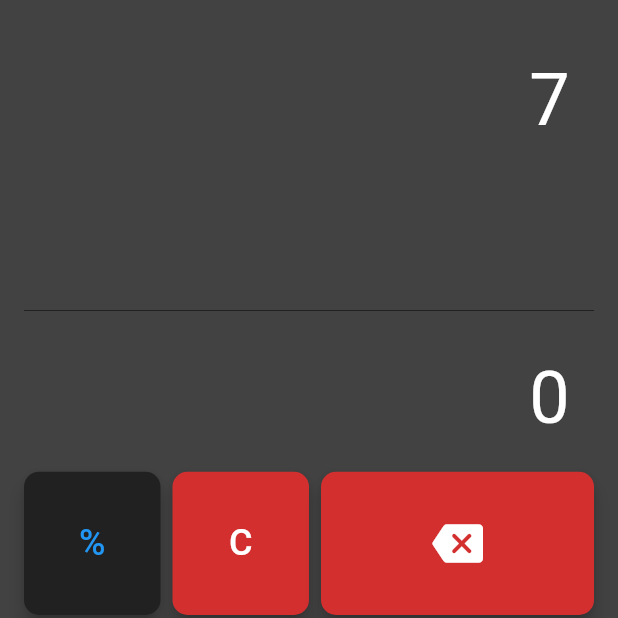
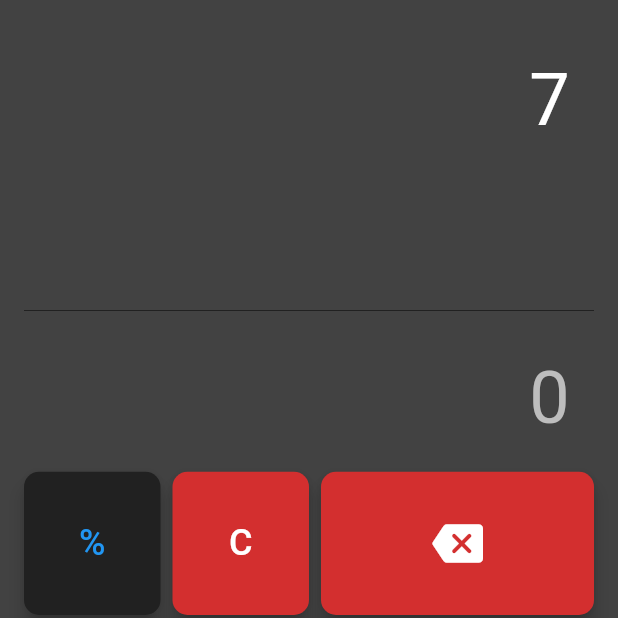
Before and after one commit to tony2928/calculator_flutter, a Flutter app: the screen it shows after launch, after a tap on an icon or button, on a phone screen of 412 x 824 dp, the top half of it. Run offline on Flutter 3.47's test engine with Material 3 defaults, Android fonts, the phone set to English and light mode, and no system bars.

Commit message:
new auto calculate

```diff
--- a/lib/calculator.dart
+++ b/lib/calculator.dart
@@ -12,6 +12,9 @@ class _CalculatorState extends State<Calculator> {
   double displayValue = 0;
 
   List<String> toCalculate = [];
+
+  bool equalsPressed = false;
+  bool autoEquals = false;
 
   void addValue(String value) {
     // check if last value is ".", "%" or the las number is a decimal (includes ".")
@@ -110,6 +113,10 @@ class _CalculatorState extends State<Calculator> {
     }
     toCalculate.add(value);
     setState(() {});
+    if (equalsPressed == false) {
+      autoEquals = true;
+      calculate();
+    }
   }
 
   void eraseLastValue() {
@@ -123,6 +130,7 @@ class _CalculatorState extends State<Calculator> {
     if (toCalculate.isNotEmpty) {
       toCalculate.clear();
     } else {
+      equalsPressed = false;
       displayValue = 0;
     }
     setState(() {});
@@ -305,9 +313,9 @@ class _CalculatorState extends State<Calculator> {
                 child: Text(
                   displayText(),
                   textAlign: TextAlign.right,
-                  style: const TextStyle(
+                  style: TextStyle(
                     fontSize: 48,
-                    color: Colors.white,
+                    color: autoEquals ? Colors.grey[400] : Colors.white,
                   ),
                 ),
               ),
@@ -543,6 +551,8 @@ class _CalculatorState extends State<Calculator> {
   Widget buildResultButton() {
     return ElevatedButton(
       onPressed: () {
+        equalsPressed = true;
+        autoEquals = false;
         calculate();
       },
       style: MyStyles.resultButtonStyle(context),
```
